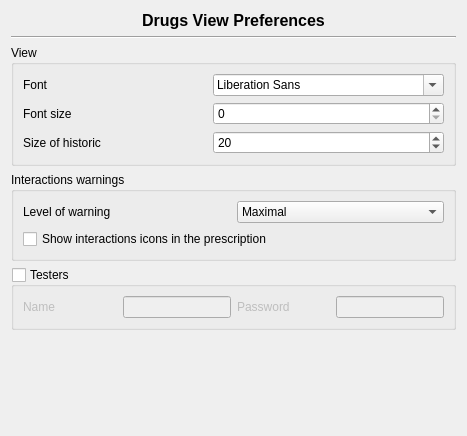
Before: the Qt Designer form plugins/drugsplugin/drugspreferences/drugsviewoptionspage.ui in FreeHealth/freehealth, drawn with Qt 5.
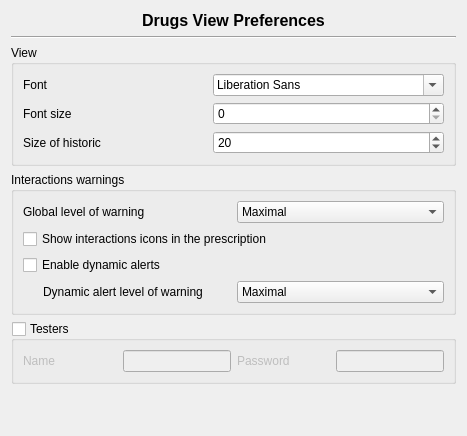
After: the same form once the commit is applied.

Commit message: Drugs: - Adding dynamic alerts with user settings

What changed in the file:
```diff
--- a/plugins/drugsplugin/drugspreferences/drugsviewoptionspage.ui
+++ b/plugins/drugsplugin/drugspreferences/drugsviewoptionspage.ui
@@ -149,7 +149,7 @@
      </layout>
     </widget>
    </item>
-   <item row="4" column="0">
+   <item row="5" column="0">
     <widget class="QGroupBox" name="testerBox">
      <property name="title">
       <string>Testers</string>
@@ -200,7 +200,7 @@
      </layout>
     </widget>
    </item>
-   <item row="5" column="0">
+   <item row="6" column="0">
     <spacer name="verticalSpacer">
      <property name="orientation">
       <enum>Qt::Vertical</enum>
@@ -222,7 +222,7 @@
       <item row="0" column="0">
        <widget class="QLabel" name="label_7">
         <property name="text">
-         <string>Level of warning</string>
+         <string>Global level of warning</string>
         </property>
        </widget>
       </item>
@@ -258,6 +258,42 @@
         </property>
        </widget>
       </item>
+      <item row="3" column="0" colspan="2">
+       <widget class="QCheckBox" name="dynamicAlerts">
+        <property name="text">
+         <string>Enable dynamic alerts</string>
+        </property>
+       </widget>
+      </item>
+      <item row="4" column="0">
+       <widget class="QLabel" name="label_8">
+        <property name="text">
+         <string>Dynamic alert level of warning</string>
+        </property>
+        <property name="indent">
+         <number>20</number>
+        </property>
+       </widget>
+      </item>
+      <item row="4" column="1">
+       <widget class="QComboBox" name="dynamicAlertsLevel">
+        <item>
+         <property name="text">
+          <string>Maximal</string>
+         </property>
+        </item>
+        <item>
+         <property name="text">
+          <string>Moderate</string>
+         </property>
+        </item>
+        <item>
+         <property name="text">
+          <string>Minimal</string>
+         </property>
+        </item>
+       </widget>
+      </item>
      </layout>
     </widget>
    </item>
```
Left out of the diff: 37 changed lines with no effect on the pictures. The commit also changes 7 other files.
